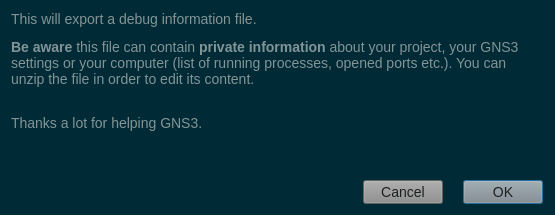
The window that gns3-gui-2.1.4/gns3/ui/export_debug_dialog.ui (n3oxmind/gns3theme) describes before a commit, drawn with Qt 5.
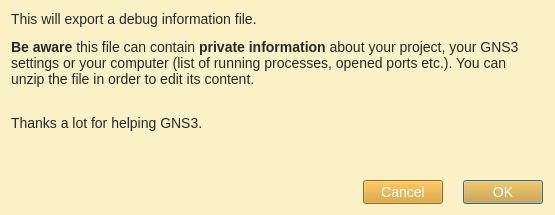
The same window after the commit.

The edit to the form file:
```diff
--- a/gns3-gui-2.1.4/gns3/ui/export_debug_dialog.ui
+++ b/gns3-gui-2.1.4/gns3/ui/export_debug_dialog.ui
@@ -18,27 +18,26 @@
   </property>
   <property name="styleSheet">
    <string notr="true">QWidget{
-	background-color: #002b36;
+	background-color: #fbf1c7;
 }
 QMenuBar::item{
-	background-color: #002b36;
+	background-color: #fbf1c7;
 }
 QDockWidget::title{
-	background: #073642;
+	background: #d5c4a1;
 	padding-left: 5px;
 }
 QDockWidget, QMenuBar{
-    color: #839496;
+    color: #282828;
     font: bold 14px;
 }
 QTextEdit, QPlainTextEdit, QLineEdit, QSpinBox, QComboBox {
-  background-color: #073642;
-  font: 13px;
-  color: #839496;
+  background-color: #d5c4a1;
+  color: #282828;
 }
 QTextEdit#uiConsoleTextEdit {
-  background-color: #002b36;
-  color: #839496;
+  background-color: #fbf1c7;
+  color: #282828;
   font: 13px;
 }
 QTabWidget {
@@ -46,84 +45,84 @@
 	border-top: 2px;
 }
 QTabBar::tab {
-    background: #073642;
-    color: #839496;
+    background: #d5c4a1;
+    color: #282828;
     min-width: 8ex;
     padding: 2px;
 	border-top-right-radius: 6px;
 	border-top-left-radius: 6px;
 }
 QTabBar::tab:selected {
-    background: #8a8a8a;
-	color: #1d2021;
+    background: #458588;
+	color: #FFFFFF;
 }
 QGroupBox {
-    color: #808080;
+    color: #076678;
     font: 14px;
     padding: 15px;
     border-style: none;
 }
 QMainWindow::separator {
-	background: #073642;
+	background: #d5c4a1;
 	width: 1px;
 	height: 1px;
 }
 QComboBox {
-	selection-background-color: #d75f00;
-	selection-color: #1c1c1c;
+	selection-background-color: #458588;
+	selection-color: #FFFFFF;
 }
 
 QToolBar{
-	background: #073642;
+	background: #d5c4a1;
 	border: 0px;
 }
 QPushButton {
-	background-color: #8a8a8a;
-    color: #1d2021;
+	background-color: #d79921;
+    color: #FFFFFF;
 	font: 14px;
 }
 QToolButton {
-	background-color: #8a8a8a;
-    color: #1d2021;
+	background-color: #d79921;
+    color: #FFFFFF;
 	font: 14px;
 }
 QTreeWidget, QListWidget {
-	background-color: #002b36;
-	color: #839496;
-    alternate-background-color: #073642;
+	background-color: #fbf1c7;
+	color: #282828;
+    alternate-background-color: #d5c4a1; 
 	font: 14px;
 }
 QTreeWidget#uiTreeWidget {
-	background-color: #073642;
-	color: #839496;
+	background-color: #d5c4a1;
+	color: #282828;
 	font: bold 16px;
 }
 QTreeWidget::item:selected, QTreeWidget::item:hover, QMenu::item:selected,QToolButton::hover,QPushButton::hover,QTabBar::tab:hover {
-	background-color: #d75f00;
-	color: #1c1c1c;
+	background-color: #458588;
+	color: #FFFFFF;
 }
 QMenu {
 	background-color: #002b36;
     color: #839496;
 }
 QLabel {
-	color: #839496;
+	color: #282828;
 	font: 14px;
 }
 QLabel#uiTitleLabel {
-	color: #839496;
+	color: #282828;
 	font: bold 16px;
 }
 
 QAbstractScrollArea::corner {
-    background: #002b36;
+    background: #fbf1c7;
 }
 QScrollBar::handle:horizontal {
-    background: #073642;
+    background: #d5c4a1;
     min-width: 20px;
 }
 QScrollBar::handle:vertical {
-    background: #073642;
+    background: #d5c4a1;
     min-width: 20px;
 }
 QScrollBar:vertical {
@@ -142,12 +141,12 @@
   background: none
 }
 QStatusBar {
-	background-color: #073642;
-	color: #839496;
+	background-color: #d5c4a1;
+	color: #282828;
 }
 
 QRadioButton, QCheckBox {
-  color: #839496;
+  color: #282828;
 }
 QRadioButton::disabled, QCheckBox::disabled {
   color: gray;
```
Left out of the diff: 4 changed lines with no effect on the pictures.
